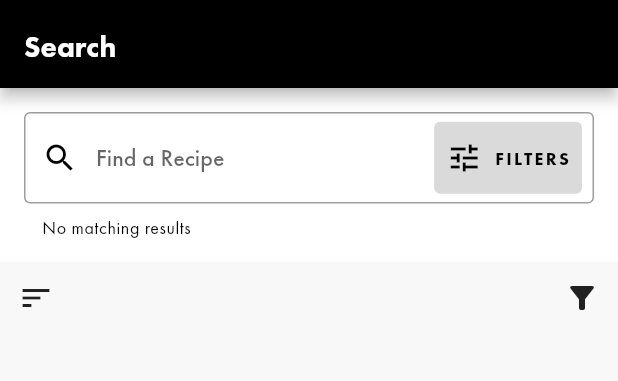
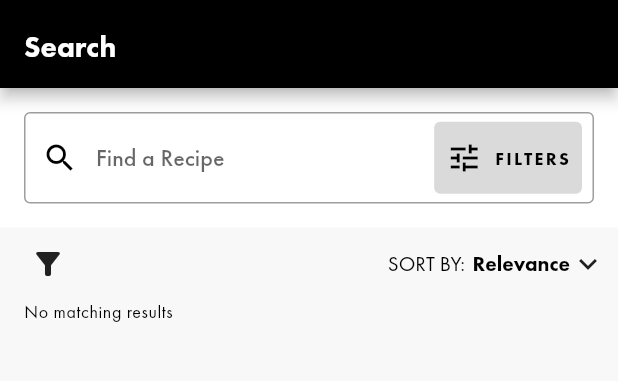
Before and after one commit to franthormel/bon_appetit, a Flutter app: the screen it shows after launch, after a tap on the "search" icon, on a phone screen of 412 x 824 dp, the part 80-461 px from its top. Run offline on Flutter 3.47's test engine with Material 2 defaults, Android fonts, the phone set to English and light mode, and no system bars; our stand-ins replace auto_route, cached_network_image, flutter_svg; network calls fail.

Commit message:
Search page widgets
Change toString() valules for the SearchCategory enum
Dropdown option for the sorting control
Moved results number at the bottom of search controls

```diff
--- a/lib/models/search/enums.dart
+++ b/lib/models/search/enums.dart
@@ -1,37 +1,49 @@
-enum SearchCategory {
-  allContent,
-  recipes,
-  articles,
-  videos,
-}
+enum SearchCategory { allContent, recipes, articles, videos }
 
-enum SearchSortBy {
-  relevance,
-  newest,
-  highestRated,
-  mostReviewed,
-}
+enum SearchSortBy { relevance, newest, highestRated, mostReviewed }
 
 extension SearchCategoryStringer on SearchCategory {
   String toLiteralValue() {
-    if (this == SearchCategory.allContent) {
-      return "All Content";
+    String value = "None";
+
+    switch (this) {
+      case SearchCategory.allContent:
+        value = "All Content";
+        break;
+      case SearchCategory.recipes:
+        value = "Recipes";
+        break;
+      case SearchCategory.articles:
+        value = "Articles";
+        break;
+      case SearchCategory.videos:
+        value = "Videos";
+        break;
     }
 
-    return toString().split('.').last;
+    return value;
   }
 }
 
 extension SearchSortByStringer on SearchSortBy {
   String toLiteralValue() {
-    if (this == SearchSortBy.highestRated) {
-      return "Highest Rated";
+    String value = "None";
+
+    switch (this) {
+      case SearchSortBy.relevance:
+        value = "Relevance";
+        break;
+      case SearchSortBy.newest:
+        value = "Newest";
+        break;
+      case SearchSortBy.highestRated:
+        value = "Highest Rated";
+        break;
+      case SearchSortBy.mostReviewed:
+        value = "Most Reviewed";
+        break;
     }
 
-    if (this == SearchSortBy.mostReviewed) {
-      return "Most Reviewed";
-    }
-
-    return toString().split('.').last;
+    return value;
   }
 }
--- a/lib/models/search/result.dart
+++ b/lib/models/search/result.dart
@@ -8,7 +8,7 @@ class SearchResult {
   final SearchCategory searchCategory;
   final String title;
 
-  // TODO: ADd the actual recipe, article or video data here? (dynamic type just cast it)
+  // TODO: Add the actual recipe, article or video data here? (dynamic type just cast it)
   /// If [searchCategory] is set to [SearchCategory.recipes] this should have a value.
   final RecipeRating? rating;
 
--- a/lib/services/providers/search.dart
+++ b/lib/services/providers/search.dart
@@ -51,8 +51,9 @@ class SearchProvider extends ChangeNotifier {
 
   String get searchSortBy => _searchSortBy.toLiteralValue();
 
+  // TODO: Make this into a number
   String get resultsLengthText {
-    if(_searchResults.isEmpty){
+    if (_searchResults.isEmpty) {
       return "No matching results";
     }
 
@@ -60,12 +61,10 @@ class SearchProvider extends ChangeNotifier {
   }
 
   List<SearchResult> fetchResults(DatasetSource source) {
-
     // TODO: Search results
     // 1. Type of result
     // 2. Search text
 
     return _searchResults;
   }
-
 }
--- /dev/null
+++ b/lib/widgets/search/actions/others/control_menu_icon.dart
@@ -0,0 +1,24 @@
+import 'package:flutter/material.dart';
+
+class SearchPageActionControlMenuIconWidget extends StatelessWidget {
+  final String title;
+  final String value;
+
+  const SearchPageActionControlMenuIconWidget({
+    required this.title,
+    required this.value,
+    Key? key,
+  }) : super(key: key);
+
+  @override
+  Widget build(BuildContext context) {
+    return Row(
+      children: [
+        Text("${title.toUpperCase()}:"),
+        const SizedBox(width: 5.0),
+        Text(value, style: const TextStyle(fontWeight: FontWeight.w600)),
+        const Icon(Icons.expand_more),
+      ],
+    );
+  }
+}
--- a/lib/widgets/search/actions/show.dart
+++ b/lib/widgets/search/actions/show.dart
@@ -7,10 +7,13 @@ class SearchPageActionShowWidget extends StatelessWidget {
   Widget build(BuildContext context) {
     // TODO: Show options as dropdown menu
     // TODO: Change to drop down with text
-    return IconButton(
-      tooltip: "Show results by type",
-      icon: const Icon(Icons.filter_list_alt),
-      onPressed: () {},
+    return Padding(
+      padding: const EdgeInsets.only(left: 8.0),
+      child: IconButton(
+        tooltip: "Show results by type",
+        icon: const Icon(Icons.filter_list_alt),
+        onPressed: () {},
+      ),
     );
   }
 }
--- a/lib/widgets/search/actions/sort.dart
+++ b/lib/widgets/search/actions/sort.dart
@@ -1,20 +1,31 @@
 import 'package:flutter/material.dart';
 import 'package:provider/provider.dart';
 
+import '../../../models/index.dart';
 import '../../../services/index.dart';
+import 'others/control_menu_icon.dart';
 
 class SearchPageActionSortWidget extends StatelessWidget {
   const SearchPageActionSortWidget({Key? key}) : super(key: key);
 
   @override
   Widget build(BuildContext context) {
-    // TODO: Change to drop down with text
-    final provider = Provider.of<SearchProvider>(context, listen: false);
+    final provider = Provider.of<SearchProvider>(context);
 
-    return IconButton(
-      tooltip: "Sort results",
-      icon: const Icon(Icons.sort),
-      onPressed: () {},
+    return Padding(
+      padding: const EdgeInsets.only(right: 8.0),
+      child: PopupMenuButton<SearchSortBy>(
+        child: SearchPageActionControlMenuIconWidget(
+          value: provider.searchSortBy,
+          title: "SORT BY",
+        ),
+        itemBuilder: (context) => SearchSortBy.values
+            .map<PopupMenuEntry<SearchSortBy>>((e) =>
+                PopupMenuItem<SearchSortBy>(
+                    value: e, child: Text(e.toLiteralValue())))
+            .toList(),
+        onSelected: provider.changeSortByType,
+      ),
     );
   }
 }
--- a/lib/widgets/search/controls.dart
+++ b/lib/widgets/search/controls.dart
@@ -2,17 +2,24 @@ import 'package:flutter/material.dart';
 
 import 'actions/show.dart';
 import 'actions/sort.dart';
+import 'results_count.dart';
 
 class SearchPageControlsWidget extends StatelessWidget {
   const SearchPageControlsWidget({Key? key}) : super(key: key);
 
   @override
   Widget build(BuildContext context) {
-    return Row(
-      mainAxisAlignment: MainAxisAlignment.spaceBetween,
-      children: const [
-        SearchPageActionSortWidget(),
-        SearchPageActionShowWidget(),
+    return Column(
+      crossAxisAlignment: CrossAxisAlignment.start,
+      children: [
+        Row(
+          mainAxisAlignment: MainAxisAlignment.spaceBetween,
+          children: const [
+            SearchPageActionShowWidget(),
+            SearchPageActionSortWidget(),
+          ],
+        ),
+        const SearchPageResultsCountWidget(),
       ],
     );
   }
--- a/lib/widgets/search/list.dart
+++ b/lib/widgets/search/list.dart
@@ -17,7 +17,8 @@ class SearchPageListWidget extends StatelessWidget {
       child: Padding(
         padding: const EdgeInsets.all(16.0),
         child: ListView.separated(
-          itemBuilder: (context, i) => ListTile( // TODO: Change widget
+          itemBuilder: (context, i) => ListTile(
+            // TODO: Change widget
             title: Text(results[i].title),
             onTap: () {},
           ),
--- /dev/null
+++ b/lib/widgets/search/results_count.dart
@@ -0,0 +1,25 @@
+import 'package:flutter/material.dart';
+import 'package:provider/provider.dart';
+
+import '../../services/index.dart';
+
+class SearchPageResultsCountWidget extends StatelessWidget {
+  const SearchPageResultsCountWidget({Key? key}) : super(key: key);
+
+  @override
+  Widget build(BuildContext context) {
+    final provider = Provider.of<SearchProvider>(context, listen: false);
+
+    // TODO: Use RichText to make the message more descriptive
+    return Padding(
+      padding: const EdgeInsets.only(left: 16.0),
+      child: Text(
+        provider.resultsLengthText,
+        style: Theme.of(context)
+            .textTheme
+            .caption
+            ?.copyWith(fontWeight: FontWeight.w400, letterSpacing: 0.4),
+      ),
+    );
+  }
+}
--- a/lib/widgets/search/text_field.dart
+++ b/lib/widgets/search/text_field.dart
@@ -42,11 +42,6 @@ class _SearchPageTextFieldWidgetState extends State<SearchPageTextFieldWidget> {
           focusedBorder: const OutlineInputBorder(
             borderSide: BorderSide(color: Colors.black, width: 1.5),
           ),
-          helperStyle: Theme.of(context)
-              .textTheme
-              .caption
-              ?.copyWith(fontWeight: FontWeight.w400, letterSpacing: 0.4),
-          helperText: search.resultsLengthText,
           hintText: "Find a Recipe",
           prefixIcon: IconButton(
             color: BonAppetitColors.black,
```
Also changed, not shown: lib/services/index.dart (line endings or trailing spaces).
